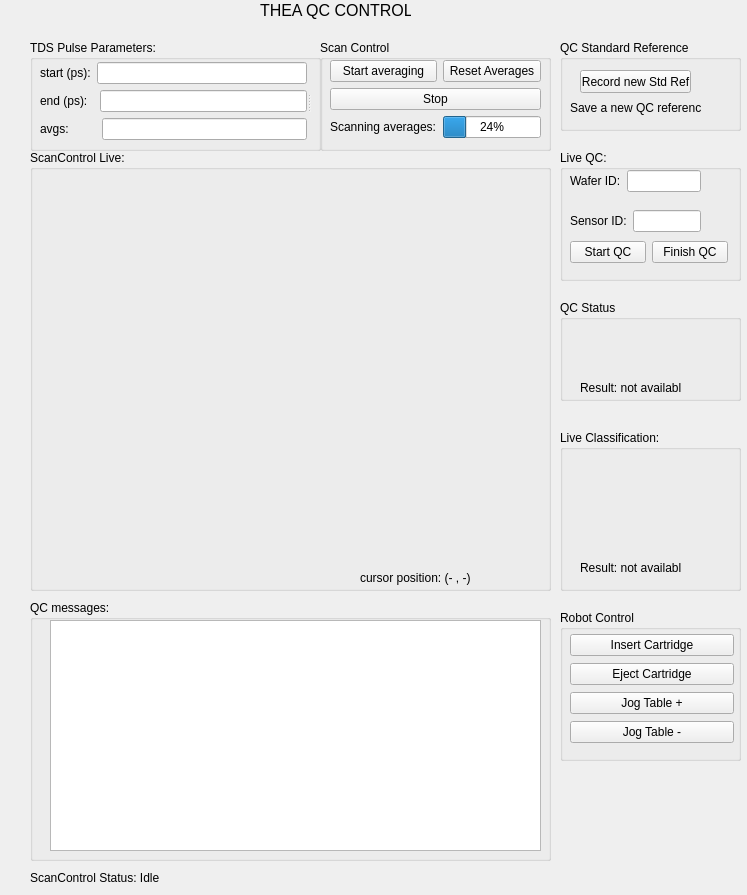
Qt form View/Designer/MainWindow2.ui (Srinivas-Ganti/TQC) before a commit.
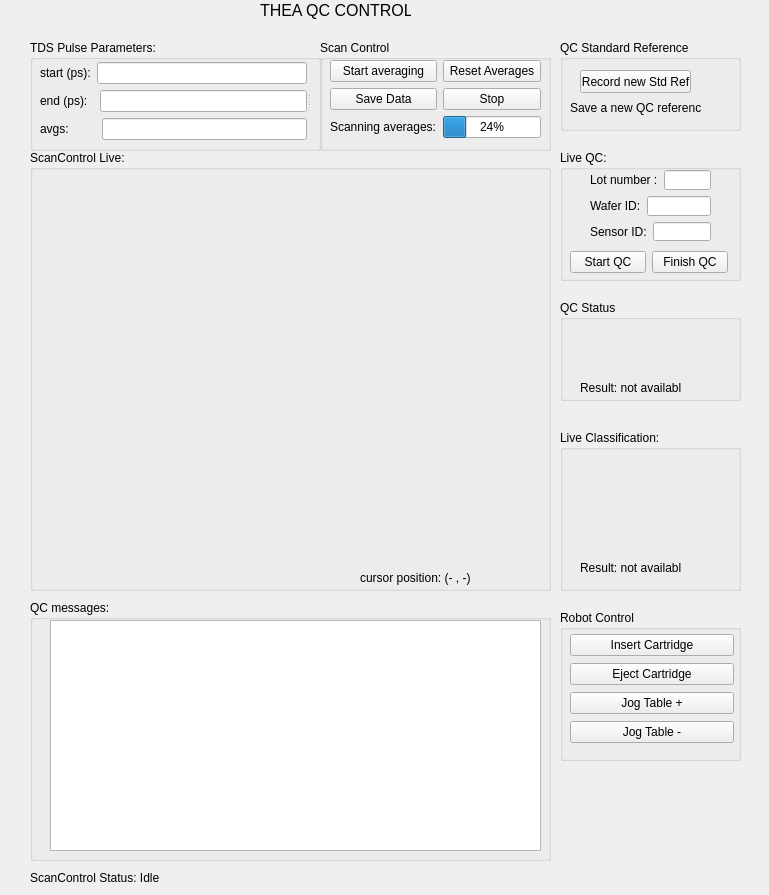
The same form after that commit. Custom widgets are drawn as their Qt base class.

Commit message: UI layout tight

```diff
--- a/View/Designer/MainWindow2.ui
+++ b/View/Designer/MainWindow2.ui
@@ -6,7 +6,7 @@
    <rect>
     <x>0</x>
     <y>0</y>
-    <width>747</width>
+    <width>769</width>
     <height>895</height>
    </rect>
   </property>
@@ -197,51 +197,7 @@
     <property name="geometry">
      <rect>
       <x>10</x>
-      <y>20</y>
-      <width>131</width>
-      <height>22</height>
-     </rect>
-    </property>
-    <layout class="QHBoxLayout" name="horizontalLayout_4">
-     <item>
-      <widget class="QLabel" name="lblWaferId">
-       <property name="text">
-        <string>Wafer ID:</string>
-       </property>
-      </widget>
-     </item>
-     <item>
-      <widget class="QLineEdit" name="lEditWaferId"/>
-     </item>
-    </layout>
-   </widget>
-   <widget class="QWidget" name="layoutWidget">
-    <property name="geometry">
-     <rect>
-      <x>10</x>
-      <y>60</y>
-      <width>131</width>
-      <height>22</height>
-     </rect>
-    </property>
-    <layout class="QHBoxLayout" name="horizontalLayout_6">
-     <item>
-      <widget class="QLabel" name="lblSensorId">
-       <property name="text">
-        <string>Sensor ID:</string>
-       </property>
-      </widget>
-     </item>
-     <item>
-      <widget class="QLineEdit" name="lEditSensorId"/>
-     </item>
-    </layout>
-   </widget>
-   <widget class="QWidget" name="layoutWidget">
-    <property name="geometry">
-     <rect>
-      <x>10</x>
-      <y>90</y>
+      <y>100</y>
       <width>158</width>
       <height>25</height>
      </rect>
@@ -263,6 +219,60 @@
      </item>
     </layout>
    </widget>
+   <widget class="QWidget" name="">
+    <property name="geometry">
+     <rect>
+      <x>30</x>
+      <y>20</y>
+      <width>121</width>
+      <height>71</height>
+     </rect>
+    </property>
+    <layout class="QVBoxLayout" name="verticalLayout_4">
+     <item>
+      <layout class="QHBoxLayout" name="horizontalLayout_4">
+       <item>
+        <widget class="QLabel" name="lblLotNum">
+         <property name="text">
+          <string>Lot number :</string>
+         </property>
+        </widget>
+       </item>
+       <item>
+        <widget class="QLineEdit" name="lEditLotNum"/>
+       </item>
+      </layout>
+     </item>
+     <item>
+      <layout class="QHBoxLayout" name="horizontalLayout_7">
+       <item>
+        <widget class="QLabel" name="lblWaferId">
+         <property name="text">
+          <string>Wafer ID:</string>
+         </property>
+        </widget>
+       </item>
+       <item>
+        <widget class="QLineEdit" name="lEditWaferId"/>
+       </item>
+      </layout>
+     </item>
+     <item>
+      <layout class="QHBoxLayout" name="horizontalLayout_6">
+       <item>
+        <widget class="QLabel" name="lblSensorId">
+         <property name="text">
+          <string>Sensor ID:</string>
+         </property>
+        </widget>
+       </item>
+       <item>
+        <widget class="QLineEdit" name="lEditSensorId"/>
+       </item>
+      </layout>
+     </item>
+    </layout>
+   </widget>
   </widget>
   <widget class="QGroupBox" name="gQcStatus">
    <property name="geometry">
@@ -445,7 +455,14 @@
        </property>
       </widget>
      </item>
-     <item row="2" column="0" colspan="2">
+     <item row="2" column="0">
+      <widget class="QPushButton" name="btnSaveData">
+       <property name="text">
+        <string>Save Data</string>
+       </property>
+      </widget>
+     </item>
+     <item row="2" column="1">
       <widget class="QPushButton" name="btnStop">
        <property name="text">
         <string>Stop</string>
```
